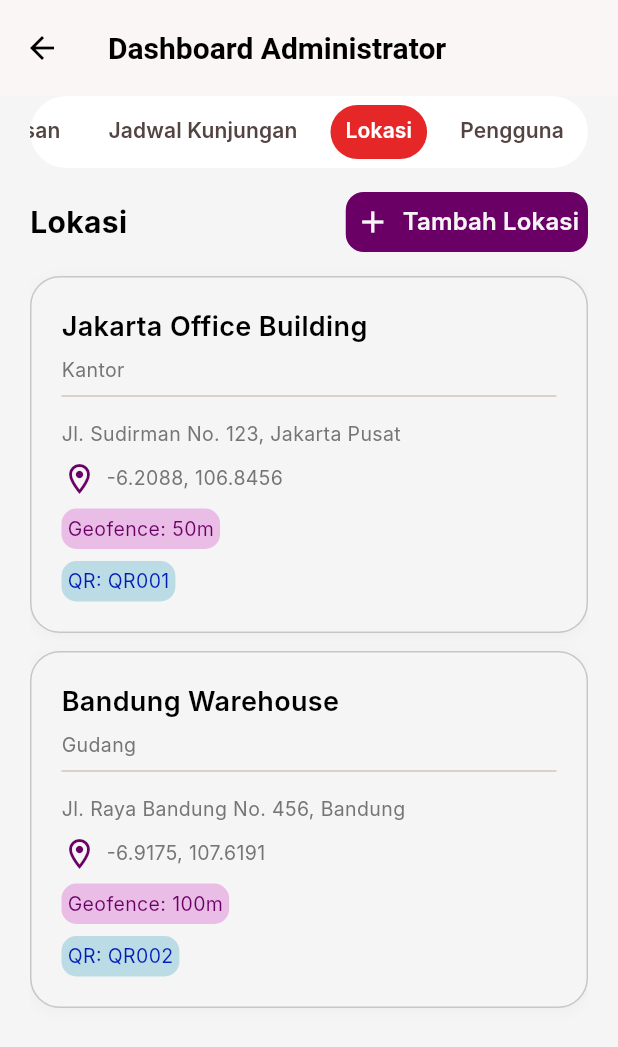
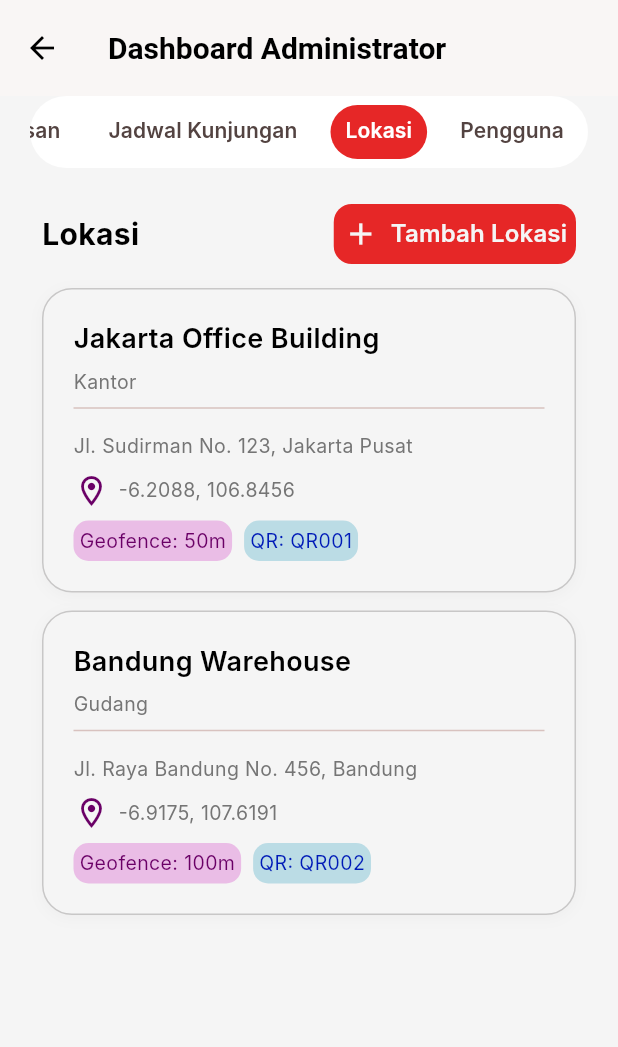
Before and after one commit to nasidfurqon/PoV, a Flutter app: the AdminPanelPage screen opened by its route, tab 3 chosen, on a phone screen of 412 x 824 dp. Shown: the top 1047 px of the screen. Run offline on Flutter 3.47's test engine with Material 3 defaults, Android fonts, the phone set to English and light mode, and no system bars; our stand-ins replace dropdown_button2, file_picker, flutter_riverpod, geolocator, go_router, image_picker; Roboto replaces fonts that are missing (Inter).

Commit message:
ver: 0.1, feat: add padding on tab child

```diff
--- a/lib/presentation/pages/admin_panel/admin_panel_page.dart
+++ b/lib/presentation/pages/admin_panel/admin_panel_page.dart
@@ -110,10 +110,22 @@ class _AdminPanelPageState extends State<AdminPanelPage> {
                   Expanded(
                     child: TabBarView(
                       children: [
-                        _resume(),
-                        _schedule(),
-                        _location(),
-                        _users()
+                        Padding(
+                          padding: const EdgeInsets.all(AppSpacing.xs),
+                          child: _resume(),
+                        ),
+                        Padding(
+                          padding: const EdgeInsets.all(AppSpacing.xs),
+                          child: _schedule(),
+                        ),
+                        Padding(
+                          padding: const EdgeInsets.all(AppSpacing.xs),
+                          child: _location(),
+                        ),
+                        Padding(
+                          padding: const EdgeInsets.all(AppSpacing.xs),
+                          child: _users(),
+                        ),
                       ],
                     ),
                   )
@@ -462,7 +474,7 @@ class _AdminPanelPageState extends State<AdminPanelPage> {
               CustomButton(
                   textStyle: AppText.heading4Tertiary,
                   title: 'Tambah Lokasi',
-                  backgroundColor: AppColor.accentCompletion,
+                  backgroundColor: AppColor.primary,
                   padding: EdgeInsets.all(AppSpacing.xxs),
                   onPressed: (){
                     CustomModelDialog.show(
--- a/lib/presentation/widgets/custom_card_location_admin.dart
+++ b/lib/presentation/widgets/custom_card_location_admin.dart
@@ -43,18 +43,23 @@ class CustomCardLocationAdmin extends StatelessWidget {
                   textStyle: AppText.caption
               ),
               SizedBox(height: AppSpacing.xs),
+              Row(
+                mainAxisAlignment: MainAxisAlignment.start,
+                children: [
                   CustomHighlightDashboard(
                       title: 'Geofence: ${data['geofence']}m',
                       fontColor: AppColor.accentCompletion,
                       containerColor: AppColor.onAccentCompletion
                   ),
-              SizedBox(height: AppSpacing.xs),
+                  SizedBox(width: AppSpacing.xs),
                   CustomHighlightDashboard(
                       title: 'QR: ${data['code']}',
                       fontColor: AppColor.accentMedium,
                       containerColor: AppColor.onAccentMedium
                   ),
                 ],
+              )
+            ],
           ),
         )
     );
```
Lines whose indentation alone changed are shown as unchanged.
